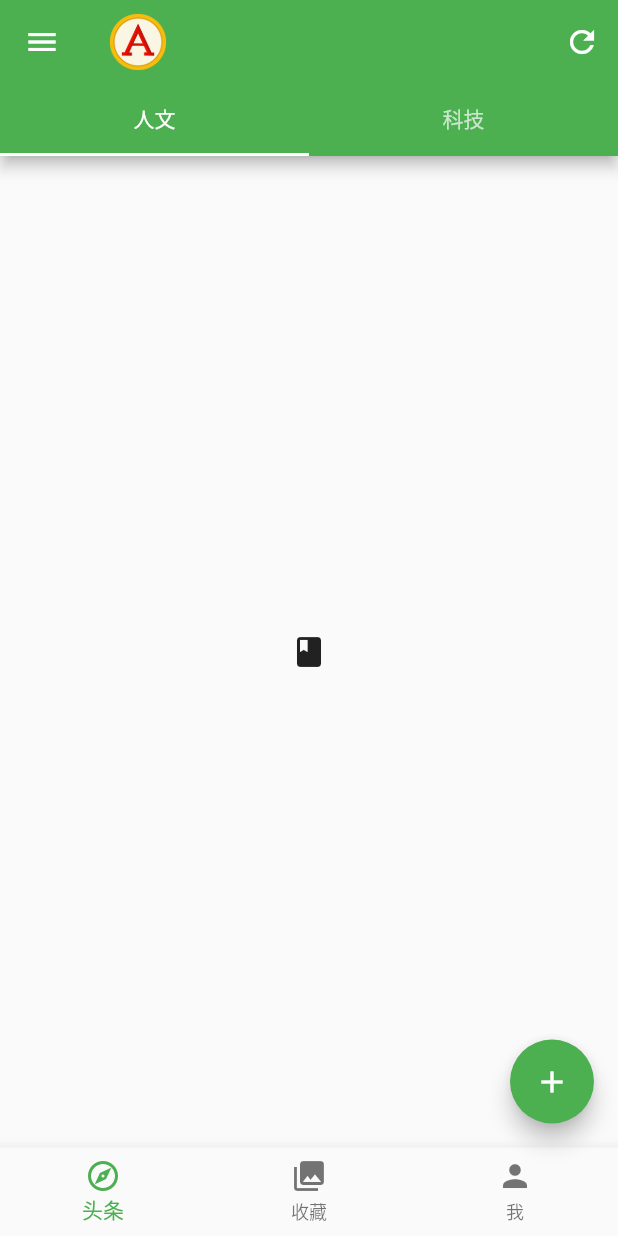
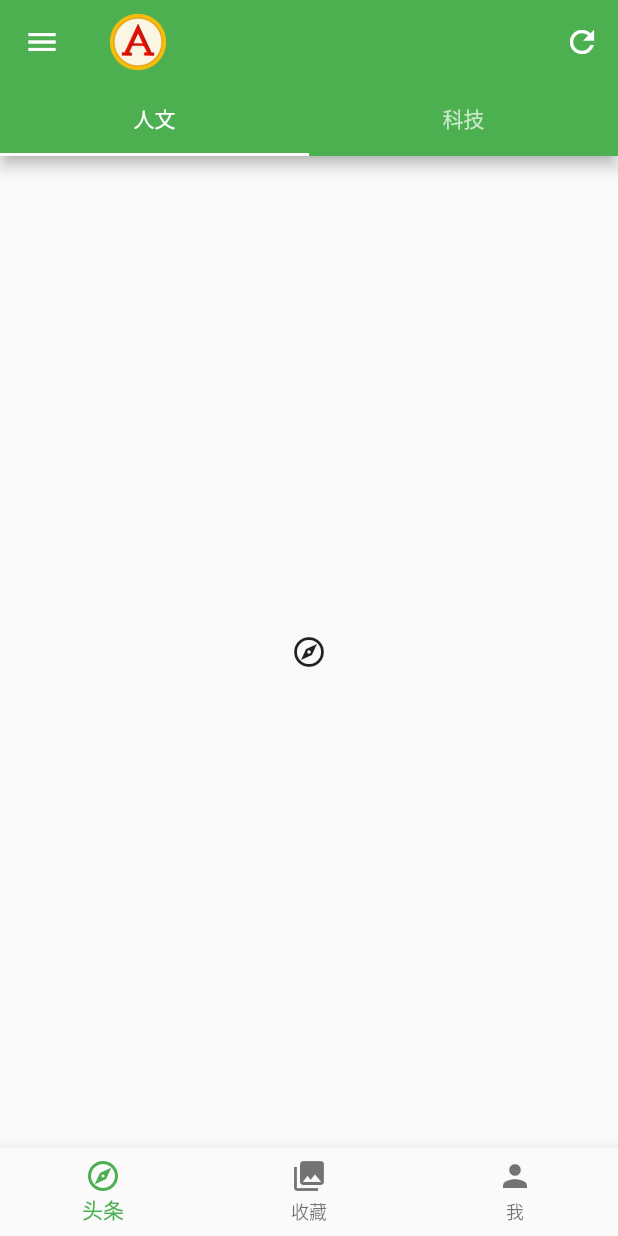
Before and after one commit to arunfung/flutter-zero, a Flutter app: the screen it shows after launch, on a phone screen of 412 x 824 dp. Run offline on Flutter 3.47's test engine with Material 2 defaults, Android fonts, the phone set to English and light mode, and no system bars.

Commit message:
使用 BottomNavigationBar 切换主体区域

```diff
--- a/lib/main.dart
+++ b/lib/main.dart
@@ -30,6 +30,47 @@ class _HomePageState extends State<HomePage> {
   int _currentBottomNavigationBarIndex = 0;
   int _counter = 10;
 
+  var pages = [
+    TabBarView(children: [
+      const Icon(Icons.explore_outlined),
+      Center(
+        child: Column(
+          mainAxisAlignment: MainAxisAlignment.center,
+          children: const <Widget>[
+            Text('头条：'),
+            // Text(
+            //   '$_counter',
+              // style: const TextStyle(fontSize: 50),
+              // style: Theme.of(context).textTheme.headline4,
+            // ),
+          ],
+        ),
+      ),
+    ]),
+    TabBarView(children: [
+      const Icon(Icons.collections),
+      Center(
+        child: Column(
+          mainAxisAlignment: MainAxisAlignment.center,
+          children: const <Widget>[
+            Text('收藏：'),
+          ],
+        ),
+      ),
+    ]),
+    TabBarView(children: [
+      const Icon(Icons.person),
+      Center(
+        child: Column(
+          mainAxisAlignment: MainAxisAlignment.center,
+          children: const <Widget>[
+            Text('我：'),
+          ],
+        ),
+      ),
+    ]),
+  ];
+
   void _onTabBottomNavigationBar(int index) {
     setState(() {
       _currentBottomNavigationBarIndex = index;
@@ -48,10 +89,8 @@ class _HomePageState extends State<HomePage> {
     });
   }
 
-  @override
-  Widget build(BuildContext context) {
-    return Scaffold(
-      appBar: AppBar(
+  dynamic showAppBar() {
+    return _currentBottomNavigationBarIndex == 0 ? AppBar(
         leading: IconButton(
           icon: const Icon(Icons.menu),
           onPressed: () => {},
@@ -67,23 +106,22 @@ class _HomePageState extends State<HomePage> {
           Tab(text: '人文'),
           Tab(text: '科技'),
         ]),
-      ),
-      body: TabBarView(children: [
-        const Icon(Icons.book),
-        Center(
-          child: Column(
-            mainAxisAlignment: MainAxisAlignment.center,
-            children: <Widget>[
-              const Text('你点击的次数：'),
-              Text(
-                '$_counter',
-                // style: const TextStyle(fontSize: 50),
-                style: Theme.of(context).textTheme.headline4,
-              ),
-            ],
-          ),
-        ),
-      ]),
+      ) : null;
+  }
+
+  dynamic showFloatingActionButton() {
+    return _currentBottomNavigationBarIndex == 2 ? FloatingActionButton(
+        onPressed: _incrementCounter,
+        tooltip: 'Increment',
+        child: const Icon(Icons.add),
+      ) : null;
+  }
+
+  @override
+  Widget build(BuildContext context) {
+    return Scaffold(
+      appBar: showAppBar(),
+      body: pages[_currentBottomNavigationBarIndex],
       bottomNavigationBar: BottomNavigationBar(
           currentIndex: _currentBottomNavigationBarIndex,
           onTap: _onTabBottomNavigationBar,
@@ -93,11 +131,7 @@ class _HomePageState extends State<HomePage> {
             BottomNavigationBarItem(label: '收藏', icon: Icon(Icons.collections)),
             BottomNavigationBarItem(label: '我', icon: Icon(Icons.person)),
           ]),
-      floatingActionButton: FloatingActionButton(
-        onPressed: _incrementCounter,
-        tooltip: 'Increment',
-        child: const Icon(Icons.add),
-      ),
+      floatingActionButton: showFloatingActionButton(),
     );
   }
 }
```
